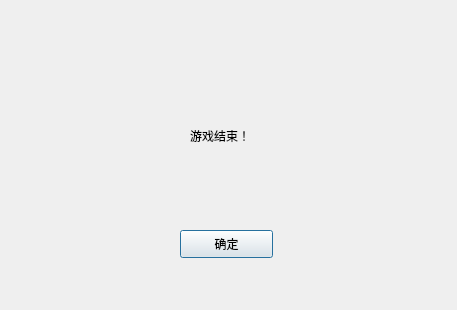
Above: server/over.ui from GeminiBuddies/OOPLRS before the change. Below: the same form after it.
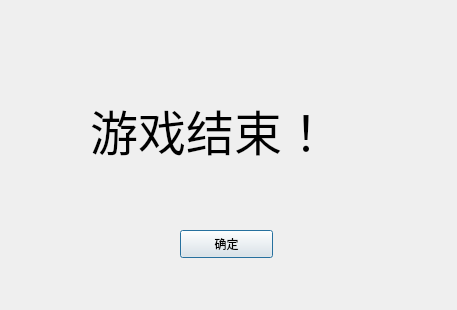
That is the form after the change.

Patch:
```diff
--- a/server/over.ui
+++ b/server/over.ui
@@ -16,12 +16,18 @@
   <widget class="QLabel" name="label">
    <property name="geometry">
     <rect>
-     <x>190</x>
-     <y>110</y>
-     <width>71</width>
-     <height>51</height>
+     <x>90</x>
+     <y>70</y>
+     <width>281</width>
+     <height>121</height>
     </rect>
    </property>
+   <property name="font">
+    <font>
+     <family>微软雅黑 Light</family>
+     <pointsize>36</pointsize>
+    </font>
+   </property>
    <property name="text">
     <string>游戏结束！</string>
    </property>
```
